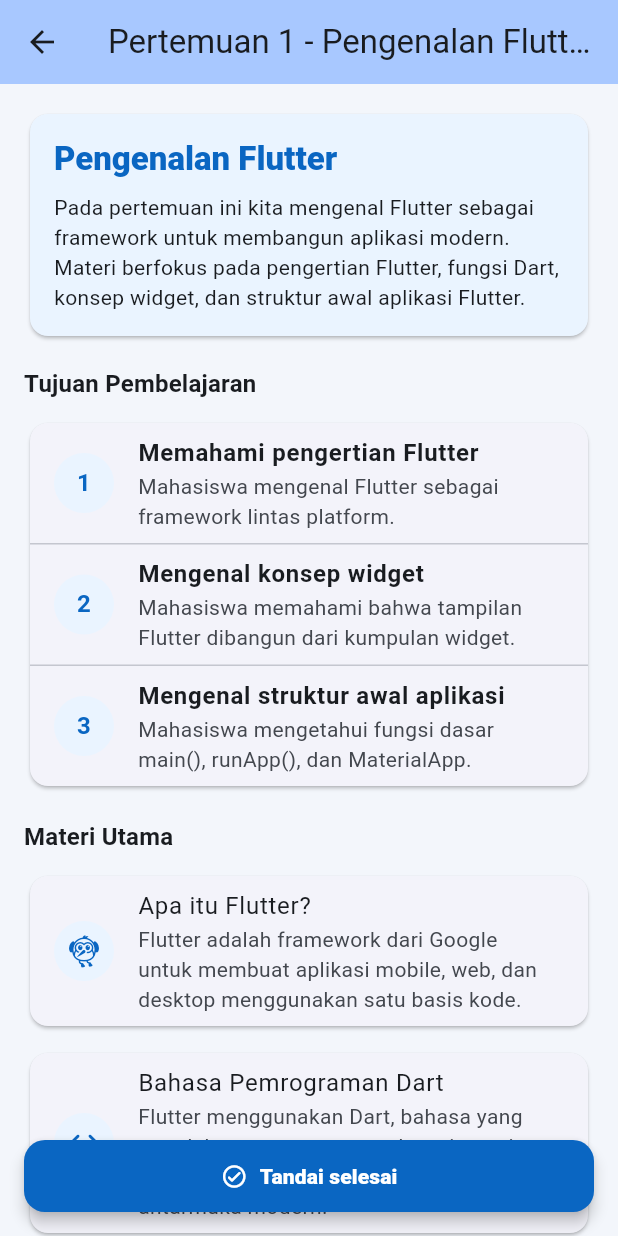
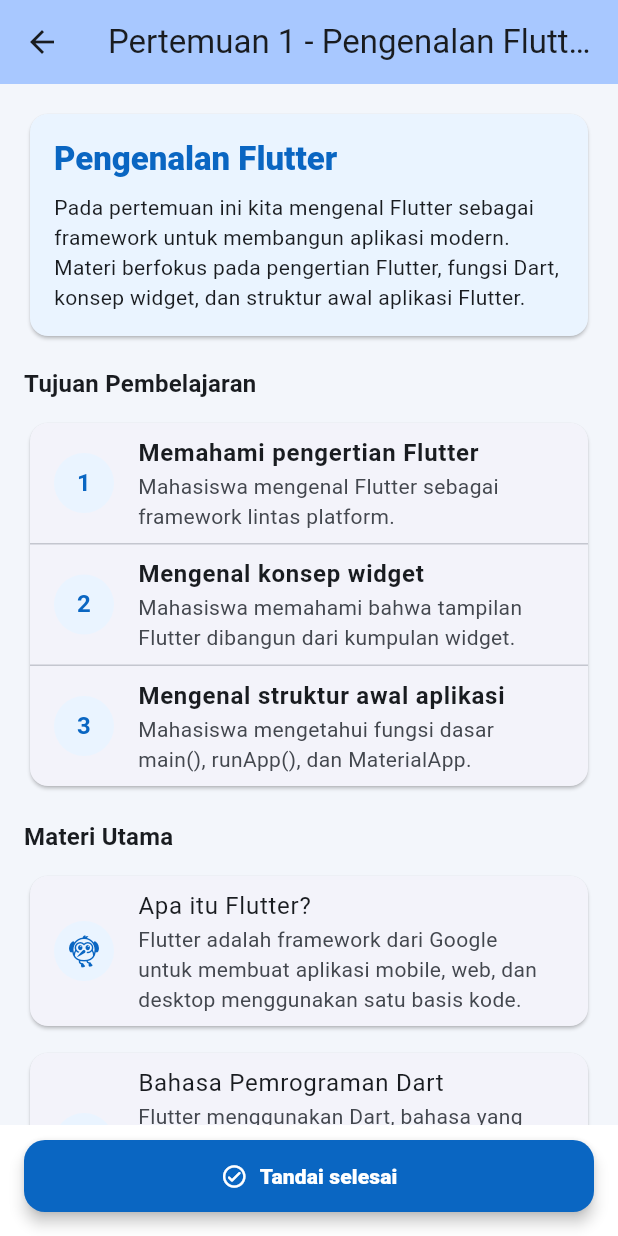
Before and after one commit to tangosierra111/Mobile-Programming-smt4, a Flutter app: the screen it shows after launch, after a tap on the "view list" icon, after a tap on "Pertemuan 1", on a phone screen of 412 x 824 dp. Run offline on Flutter 3.47's test engine with Material 3 defaults, Android fonts, the phone set to English and light mode, and no system bars; our stand-ins replace fluttertoast, image_picker, salomon_bottom_bar; accounts and stored records are empty.

Commit message:
feat: Enhance meeting availability notifications and update widget tests for availability checks

```diff
--- a/lib/page/beranda_page.dart
+++ b/lib/page/beranda_page.dart
@@ -146,7 +146,23 @@ class _BerandaPageState extends State<BerandaPage> {
     return _completedMeetings.length / _menus.length;
   }
 
+  void _showUnavailableContentSnackBar(_MeetingMenu menu) {
+    ScaffoldMessenger.of(context).showSnackBar(
+      SnackBar(
+        content: Text(
+          '${menu.title} belum tersedia. Silakan hubungi dosen pengampu untuk informasi akses materi.',
+        ),
+        behavior: SnackBarBehavior.floating,
+      ),
+    );
+  }
+
   void _toggleCompleted(_MeetingMenu menu) {
+    if (!menu.isAvailable) {
+      _showUnavailableContentSnackBar(menu);
+      return;
+    }
+
     setState(() {
       if (_completedMeetings.contains(menu.meetingNumber)) {
         _completedMeetings.remove(menu.meetingNumber);
@@ -192,7 +208,9 @@ class _BerandaPageState extends State<BerandaPage> {
 
     ScaffoldMessenger.of(context).showSnackBar(
       SnackBar(
-        content: Text('${menu.title} belum tersedia'),
+        content: Text(
+          '${menu.title} belum tersedia. Silakan hubungi dosen pengampu untuk informasi akses materi.',
+        ),
         behavior: SnackBarBehavior.floating,
       ),
     );
@@ -663,14 +681,17 @@ class _MeetingCard extends StatelessWidget {
         borderRadius: BorderRadius.circular(16),
         child: Stack(
           children: [
-            Padding(
-              padding: const EdgeInsets.all(18),
+            Positioned.fill(
+              child: Padding(
+                padding: const EdgeInsets.fromLTRB(14, 18, 14, 14),
+                child: Center(
                   child: Column(
-                mainAxisAlignment: MainAxisAlignment.center,
+                    mainAxisSize: MainAxisSize.min,
+                    crossAxisAlignment: CrossAxisAlignment.center,
                     children: [
                       Container(
-                    width: 58,
-                    height: 58,
+                        width: 52,
+                        height: 52,
                         decoration: BoxDecoration(
                           color: menu.backgroundColor,
                           shape: BoxShape.circle,
@@ -678,18 +699,18 @@ class _MeetingCard extends StatelessWidget {
                         child: Icon(
                           menu.icon,
                           color: menu.color,
-                      size: 34,
+                          size: 30,
                         ),
                       ),
-                  const SizedBox(height: 22),
+                      const SizedBox(height: 16),
                       Text(
                         menu.title,
                         textAlign: TextAlign.center,
-                    maxLines: 1,
+                        maxLines: 2,
                         overflow: TextOverflow.ellipsis,
                         style: const TextStyle(
                           color: Color(0xFF111827),
-                      fontSize: 18,
+                          fontSize: 17,
                           fontWeight: FontWeight.w700,
                         ),
                       ),
@@ -698,13 +719,16 @@ class _MeetingCard extends StatelessWidget {
                         isCompleted ? 'Selesai' : 'Belum selesai',
                         textAlign: TextAlign.center,
                         style: TextStyle(
-                      color:
-                          isCompleted ? const Color(0xFF15803D) : Colors.grey,
+                          color: isCompleted
+                              ? const Color(0xFF15803D)
+                              : Colors.grey,
                           fontWeight: FontWeight.w700,
                           fontSize: 12,
                         ),
                       ),
                     ],
+                  ),
+                ),
               ),
             ),
             Positioned(
@@ -751,6 +775,8 @@ class _MeetingDetailPage extends StatefulWidget {
 }
 
 class _MeetingDetailPageState extends State<_MeetingDetailPage> {
+  final GlobalKey<ScaffoldMessengerState> _detailMessengerKey =
+      GlobalKey<ScaffoldMessengerState>();
   late bool _isCompleted;
 
   @override
@@ -760,6 +786,20 @@ class _MeetingDetailPageState extends State<_MeetingDetailPage> {
   }
 
   void _toggleCompleted() {
+    if (!widget.menu.isAvailable) {
+      _detailMessengerKey.currentState
+        ?..hideCurrentSnackBar()
+        ..showSnackBar(
+          SnackBar(
+            content: Text(
+              '${widget.menu.title} belum tersedia. Silakan hubungi dosen pengampu untuk informasi akses materi.',
+            ),
+            behavior: SnackBarBehavior.floating,
+          ),
+        );
+      return;
+    }
+
     setState(() {
       _isCompleted = !_isCompleted;
     });
@@ -768,23 +808,40 @@ class _MeetingDetailPageState extends State<_MeetingDetailPage> {
 
   @override
   Widget build(BuildContext context) {
-    return Stack(
+    final isAvailable = widget.menu.isAvailable;
+    final buttonColor = !isAvailable
+        ? const Color(0xFF667085)
+        : _isCompleted
+            ? const Color(0xFF15803D)
+            : widget.menu.color;
+    final buttonIcon = !isAvailable
+        ? Icons.lock_clock_rounded
+        : _isCompleted
+            ? Icons.check_circle_rounded
+            : Icons.check_circle_outline_rounded;
+    final buttonLabel = !isAvailable
+        ? widget.menu.statusLabel
+        : _isCompleted
+            ? 'Materi sudah selesai'
+            : 'Tandai selesai';
+
+    return ScaffoldMessenger(
+      key: _detailMessengerKey,
+      child: Column(
         children: [
-        widget.child,
-        Positioned(
-          left: 16,
-          right: 16,
-          bottom: 16 + MediaQuery.of(context).padding.bottom,
-          child: SafeArea(
+          Expanded(child: widget.child),
+          SafeArea(
             top: false,
+            child: Padding(
+              padding: const EdgeInsets.fromLTRB(16, 10, 16, 16),
               child: Material(
                 color: Colors.transparent,
+                child: SizedBox(
+                  width: double.infinity,
                   child: FilledButton.icon(
                     onPressed: _toggleCompleted,
                     style: FilledButton.styleFrom(
-                  backgroundColor: _isCompleted
-                      ? const Color(0xFF15803D)
-                      : widget.menu.color,
+                      backgroundColor: buttonColor,
                       foregroundColor: Colors.white,
                       padding: const EdgeInsets.symmetric(vertical: 14),
                       shape: RoundedRectangleBorder(
@@ -792,20 +849,18 @@ class _MeetingDetailPageState extends State<_MeetingDetailPage> {
                       ),
                       elevation: 4,
                     ),
-                icon: Icon(
-                  _isCompleted
-                      ? Icons.check_circle_rounded
-                      : Icons.check_circle_outline_rounded,
-                ),
+                    icon: Icon(buttonIcon),
                     label: Text(
-                  _isCompleted ? 'Materi sudah selesai' : 'Tandai selesai',
+                      buttonLabel,
                       style: const TextStyle(fontWeight: FontWeight.w800),
                     ),
                   ),
                 ),
               ),
             ),
+          ),
         ],
+      ),
     );
   }
 }
```
Also changed, not shown: 1 other file. Lines whose indentation alone changed are shown as unchanged.
